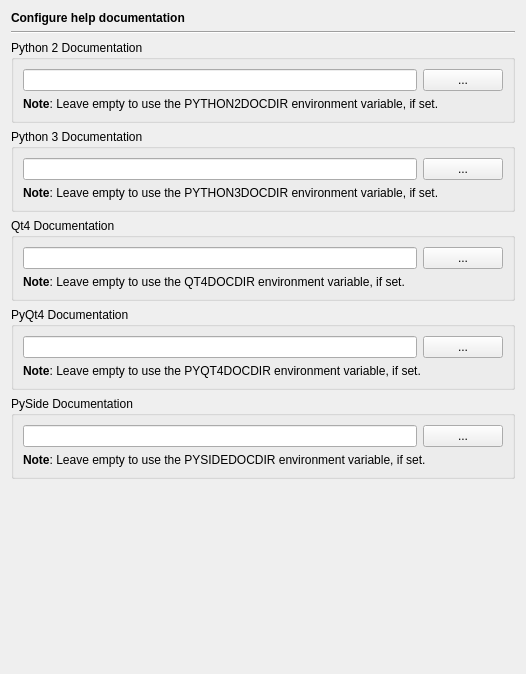
Before: the Qt Designer form Preferences/ConfigurationPages/HelpDocumentationPage.ui in testmana2/test, drawn with Qt 5.
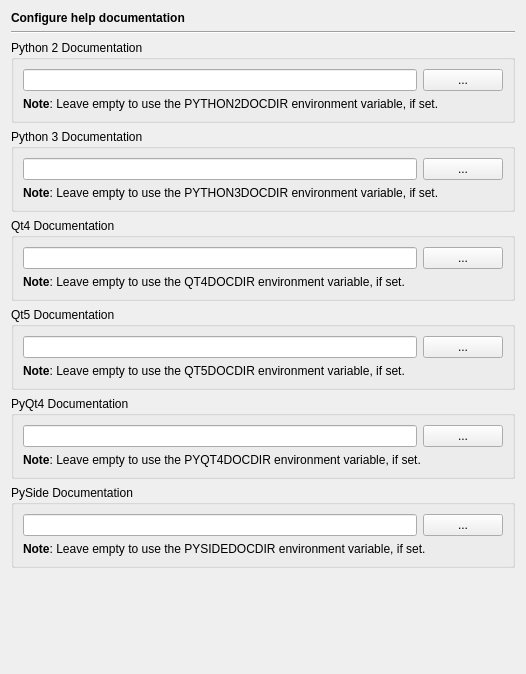
After: the same form once the commit is applied.

Commit message: Added support for Qt5 documentation.

Patch:
```diff
--- a/Preferences/ConfigurationPages/HelpDocumentationPage.ui
+++ b/Preferences/ConfigurationPages/HelpDocumentationPage.ui
@@ -139,6 +139,42 @@
      </layout>
     </widget>
    </item>
+   <item>
+    <widget class="QGroupBox" name="groupBox_8">
+     <property name="title">
+      <string>Qt5 Documentation</string>
+     </property>
+     <layout class="QGridLayout" name="_3">
+      <item row="0" column="1">
+       <widget class="QPushButton" name="qt5DocDirButton">
+        <property name="toolTip">
+         <string>Press to select the Qt5 documentation directory via a dialog</string>
+        </property>
+        <property name="text">
+         <string>...</string>
+        </property>
+       </widget>
+      </item>
+      <item row="0" column="0">
+       <widget class="QLineEdit" name="qt5DocDirEdit">
+        <property name="toolTip">
+         <string>Enter the Qt5 documentation directory</string>
+        </property>
+       </widget>
+      </item>
+      <item row="1" column="0" colspan="2">
+       <widget class="QLabel" name="textLabel1_8_2_2_4">
+        <property name="text">
+         <string>&lt;b&gt;Note&lt;/b&gt;: Leave empty to use the QT5DOCDIR environment variable, if set.</string>
+        </property>
+        <property name="wordWrap">
+         <bool>true</bool>
+        </property>
+       </widget>
+      </item>
+     </layout>
+    </widget>
+   </item>
    <item>
     <widget class="QGroupBox" name="groupBox_7">
      <property name="title">
```
Left out of the diff: 2 changed lines with no effect on the pictures. The commit also changes 29 other files.
